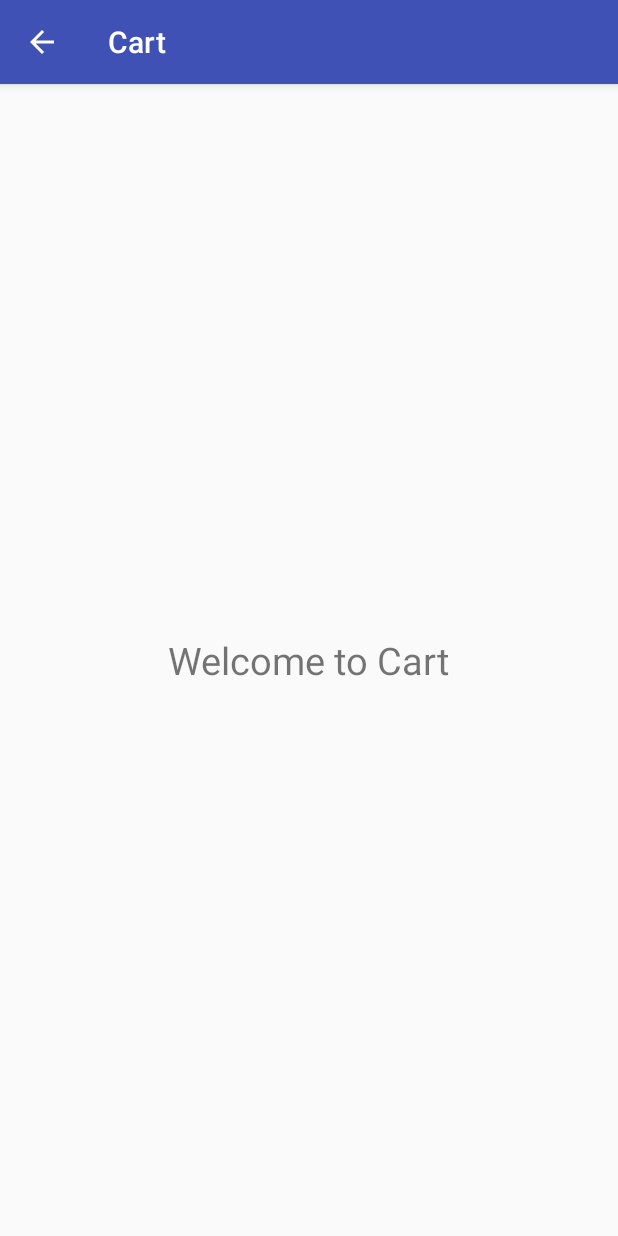
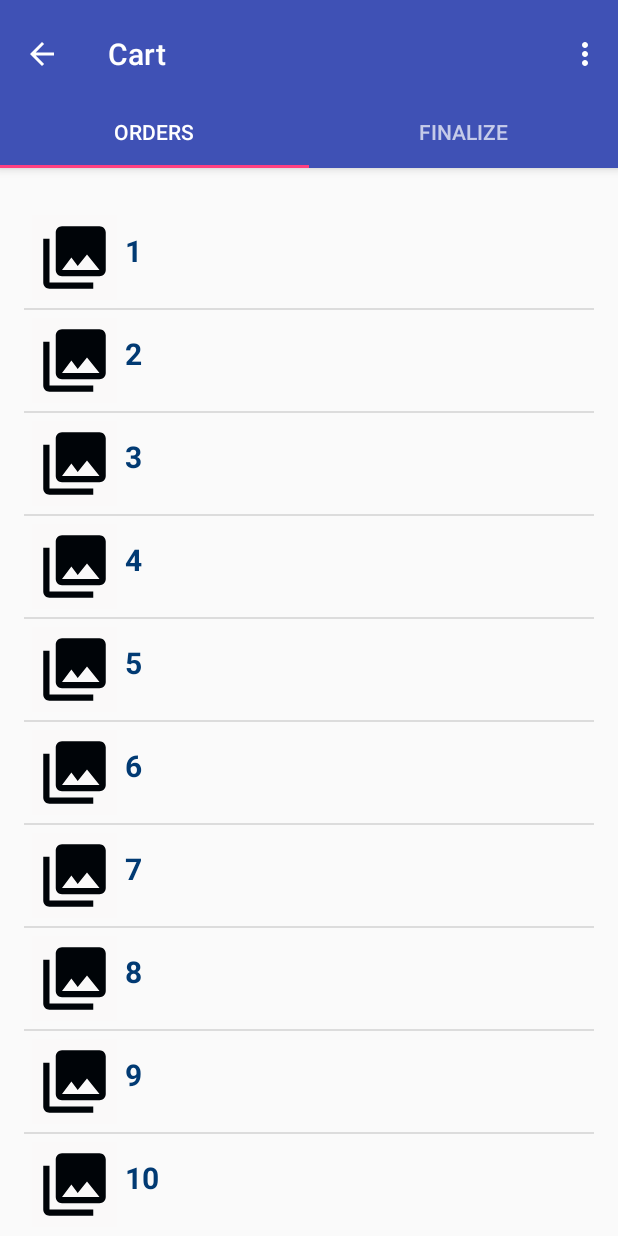
Before and after one commit to anurag145/Internship-APP, an Android app: the Cart screen opened directly, with no data from a screen before it, on a phone screen of 412 x 824 dp. Run offline under Robolectric (Android 15) with nearby library versions, the phone set to English and light mode, and no system bars; 1 statement that could not run was skipped.

Commit message:
Cart CheckOut Buggy

```diff
--- a/app/src/main/java/medicine/android/com/medicine/Cart.java
+++ b/app/src/main/java/medicine/android/com/medicine/Cart.java
@@ -1,22 +1,232 @@
 package medicine.android.com.medicine;
 
-import android.os.Bundle;
+import android.content.Context;
 
+import android.support.design.widget.TabLayout;
 import android.support.v7.app.AppCompatActivity;
 import android.support.v7.widget.Toolbar;
 
+import android.support.v4.app.Fragment;
+import android.support.v4.app.FragmentManager;
+import android.support.v4.app.FragmentPagerAdapter;
+import android.support.v4.view.ViewPager;
+import android.os.Bundle;
+import android.view.LayoutInflater;
+import android.view.Menu;
+import android.view.MenuItem;
+import android.view.View;
+import android.view.ViewGroup;
+
+
+import android.widget.AdapterView;
+import android.widget.ListView;
+import android.widget.Toast;
+
+
+import java.util.ArrayList;
+import java.util.HashMap;
 
 public class Cart extends AppCompatActivity {
 
+    /**
+     * The {@link android.support.v4.view.PagerAdapter} that will provide
+     * fragments for each of the sections. We use a
+     * {@link FragmentPagerAdapter} derivative, which will keep every
+     * loaded fragment in memory. If this becomes too memory intensive, it
+     * may be best to switch to a
+     * {@link android.support.v4.app.FragmentStatePagerAdapter}.
+     */
+    private SectionsPagerAdapter mSectionsPagerAdapter;
+
+    /**
+     * The {@link ViewPager} that will host the section contents.
+     */
+    private ViewPager mViewPager;
+
+
     @Override
     protected void onCreate(Bundle savedInstanceState) {
+
+
+
+
         super.onCreate(savedInstanceState);
-        setContentView(R.layout.activity_cart);
+        setContentView(R.layout.activity_orders);
+
+
+
+
+
         Toolbar toolbar = (Toolbar) findViewById(R.id.toolbar);
         setSupportActionBar(toolbar);
+        getSupportActionBar().setDisplayHomeAsUpEnabled(true);
+        // Create the adapter that will return a fragment for each of the three
+        // primary sections of the activity.
+        mSectionsPagerAdapter = new SectionsPagerAdapter(getSupportFragmentManager());
+
+        // Set up the ViewPager with the sections adapter.
+        mViewPager = (ViewPager) findViewById(R.id.container);
+        mViewPager.setAdapter(mSectionsPagerAdapter);
+        TabLayout tabLayout = (TabLayout) findViewById(R.id.tabs);
+        tabLayout.setupWithViewPager(mViewPager);
+
+    }
 
 
-        getSupportActionBar().setDisplayHomeAsUpEnabled(true);
+    @Override
+    public boolean onCreateOptionsMenu(Menu menu) {
+        // Inflate the menu; this adds items to the action bar if it is present.
+        getMenuInflater().inflate(R.menu.menu_orders, menu);
+        return true;
     }
 
+    @Override
+    public boolean onOptionsItemSelected(MenuItem item) {
+        // Handle action bar item clicks here. The action bar will
+        // automatically handle clicks on the Home/Up button, so long
+        // as you specify a parent activity in AndroidManifest.xml.
+        int id = item.getItemId();
+
+        //noinspection SimplifiableIfStatement
+        if (id == R.id.action_settings) {
+            return true;
+        }
+
+        return super.onOptionsItemSelected(item);
+    }
+
+    /**
+     * A placeholder fragment containing a simple view.
+     */
+    public static class PlaceholderFragment extends Fragment {
+        /**
+         * The fragment argument representing the section number for this
+         * fragment.
+         */
+        private static final String ARG_SECTION_NUMBER = "section_number";
+
+        public PlaceholderFragment() {
+        }
+
+        /**
+         * Returns a new instance of this fragment for the given section
+         * number.
+         */
+        public static PlaceholderFragment newInstance(int sectionNumber) {
+            PlaceholderFragment fragment = new PlaceholderFragment();
+            Bundle args = new Bundle();
+            args.putInt(ARG_SECTION_NUMBER, sectionNumber);
+            fragment.setArguments(args);
+            return fragment;
+        }
+
+
+        @Override
+        public View onCreateView(LayoutInflater inflater, ViewGroup container,
+                                 Bundle savedInstanceState) {
+
+            View rootView = inflater.inflate(R.layout.fragment_orders, container, false);
+            if(getArguments().getInt(ARG_SECTION_NUMBER)==1)
+            {
+                final Context mcontext=this.getContext();
+                final ListView listView;
+                CustomListViewAdapter customListViewAdapter;
+                final String[] values1 = {"1","2","3","4","5","6","7","8","9","10"};
+
+                ArrayList<HashMap<String, String>> titleList = new ArrayList<>();
+                for (int i=0;i<10;i++){
+                    HashMap<String,String> data = new HashMap<>();
+                    data.put("title",values1[i]);
+
+                    titleList.add(data);
+                }
+                listView = (ListView) rootView.findViewById(R.id.listorders);
+
+                customListViewAdapter = new CustomListViewAdapter(mcontext,titleList);
+
+                listView.setAdapter(customListViewAdapter);
+
+                    listView.setOnItemClickListener(new AdapterView.OnItemClickListener(){
+
+                        @Override
+                        public void onItemClick(AdapterView<?> parent, View view, int position, long id) {
+                            int myPosition = position;
+                            String itemClickedID = listView.getItemAtPosition(myPosition).toString();
+                            Toast.makeText(mcontext,itemClickedID,Toast.LENGTH_SHORT).show();
+                        }
+                    });
+                //--------------------------------------------
+            }
+            else
+            if(getArguments().getInt(ARG_SECTION_NUMBER)==2)
+            {
+                final Context mcontext=this.getContext();
+                final ListView listView;
+                CustomListViewAdapter customListViewAdapter;
+                final String[] values2 = {"Add Item(s)","CheckOut"};
+
+                ArrayList<HashMap<String, String>> titleList = new ArrayList<>();
+                for (int i=0;i<10;i++){
+                    HashMap<String,String> data = new HashMap<>();
+                    data.put("title",values2[i]);
+
+                    titleList.add(data);
+                }
+                listView = (ListView) rootView.findViewById(R.id.listorders);
+
+                customListViewAdapter = new CustomListViewAdapter(mcontext,titleList);
+
+                listView.setAdapter(customListViewAdapter);
+
+                    listView.setOnItemClickListener(new AdapterView.OnItemClickListener(){
+
+                        @Override
+                        public void onItemClick(AdapterView<?> parent, View view, int position, long id) {
+                            int myPosition = position;
+                            String itemClickedID = listView.getItemAtPosition(myPosition).toString();
+                            Toast.makeText(mcontext,itemClickedID,Toast.LENGTH_SHORT).show();
+                        }
+                    });
+                //--------------------------------------------
+
+            }
+            return rootView;
+        }
+    }
+
+    /**
+     * A {@link FragmentPagerAdapter} that returns a fragment corresponding to
+     * one of the sections/tabs/pages.
+     */
+    public class SectionsPagerAdapter extends FragmentPagerAdapter {
+
+        public SectionsPagerAdapter(FragmentManager fm) {
+            super(fm);
+        }
+
+        @Override
+        public Fragment getItem(int position) {
+            // getItem is called to instantiate the fragment for the given page.
+            // Return a PlaceholderFragment (defined as a static inner class below).
+            return PlaceholderFragment.newInstance(position + 1);
+        }
+
+        @Override
+        public int getCount() {
+            // Show 2 total pages.
+            return 2;
+        }
+
+        @Override
+        public CharSequence getPageTitle(int position) {
+            switch (position) {
+                case 0:
+                    return "Orders";
+                case 1:
+                    return "Finalize";
+
+            }
+            return null;
+        }
+    }
 }
--- a/app/src/main/res/layout/content_cart.xml
+++ b/app/src/main/res/layout/content_cart.xml
@@ -1,6 +1,4 @@
-<?xml version="1.0" encoding="utf-8"?>
 <RelativeLayout xmlns:android="http://schemas.android.com/apk/res/android"
-    xmlns:app="http://schemas.android.com/apk/res-auto"
     xmlns:tools="http://schemas.android.com/tools"
     android:layout_width="match_parent"
     android:layout_height="match_parent"
@@ -8,16 +6,19 @@
     android:paddingLeft="@dimen/activity_horizontal_margin"
     android:paddingRight="@dimen/activity_horizontal_margin"
     android:paddingTop="@dimen/activity_vertical_margin"
-    app:layout_behavior="@string/appbar_scrolling_view_behavior"
-    tools:context="medicine.android.com.medicine.Cart"
-    tools:showIn="@layout/activity_cart">
+    tools:context="medicine.android.com.medicine.Orders$PlaceholderFragment">
 
-    <TextView
-        android:layout_width="wrap_content"
-        android:layout_height="wrap_content"
-        android:text="Welcome to Cart"
-        android:textSize="25sp"
-        android:layout_centerVertical="true"
-        android:layout_centerHorizontal="true"/>
+    <ListView
+        android:layout_width="match_parent"
+        android:layout_height="match_parent"
+        android:id="@+id/listorders"
+        android:layout_marginTop="10dp"
+        android:layout_marginBottom="40dp"
+        >
+    </ListView>
+
+
+
+
 
 </RelativeLayout>
--- a/app/src/main/res/menu/main.xml
+++ b/app/src/main/res/menu/main.xml
@@ -3,10 +3,6 @@
     xmlns:app="http://schemas.android.com/apk/res-auto"
     xmlns:tools="http://schemas.android.com/tools"
     tools:context="MainActivity">
-    <item
-        android:id="@+id/item1"
-        android:showAsAction="never"
-        android:title="Maps"
-         />
+
 
 </menu>
```
Also changed, not shown: app/src/main/java/medicine/android/com/medicine/ListDown.java (+14 -1 lines), app/src/main/res/layout/activity_cart.xml (+16 -4 lines), app/src/main/res/layout/content_list_down.xml (+16 -0 lines), 3 other files.
